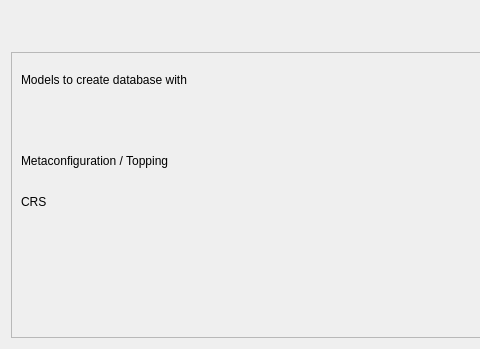
Above: QgisModelBaker/ui/workflow_wizard/import_schema_configuration.ui from opengisch/QgisModelBaker before the change; both pictures show x 0 to 480 and y 251 to 600 of the 800 by 600 pixel window. Below: the same form after it.
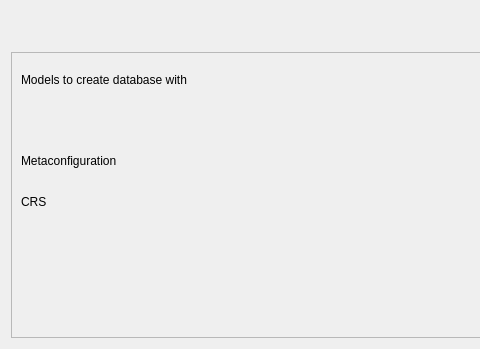
That is the form after the change. Custom widgets are drawn as their Qt base class.

The edit to the form file:
```diff
--- a/QgisModelBaker/ui/workflow_wizard/import_schema_configuration.ui
+++ b/QgisModelBaker/ui/workflow_wizard/import_schema_configuration.ui
@@ -58,7 +58,7 @@
       <item row="2" column="0">
        <widget class="QLabel" name="label_3">
         <property name="text">
-         <string>Metaconfiguration / Topping</string>
+         <string>Metaconfiguration</string>
         </property>
        </widget>
       </item>
```
